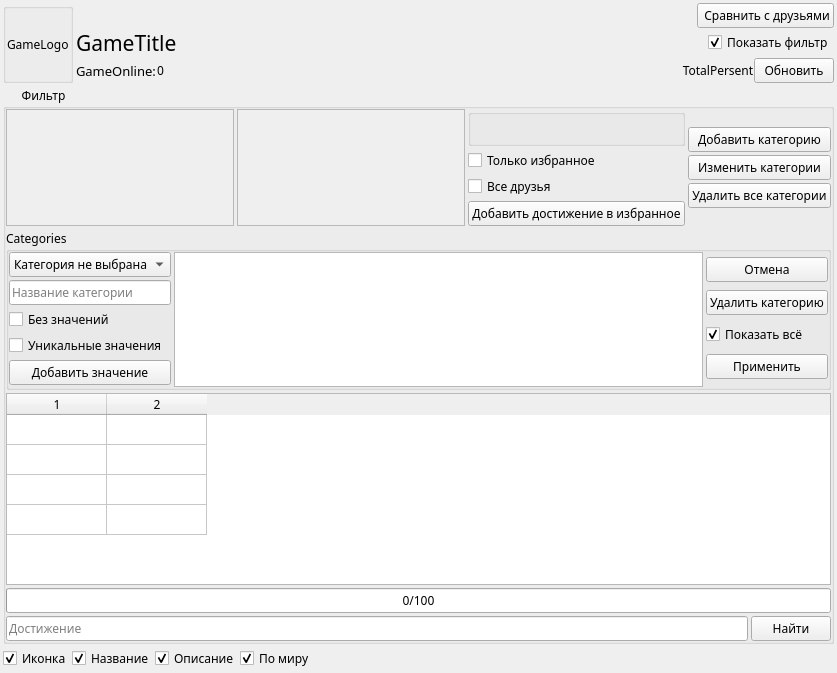
Before: the Qt Designer form AraSteamManager/subform/formachievements.ui in Arankir/AraSteamManager, drawn with Qt 5.
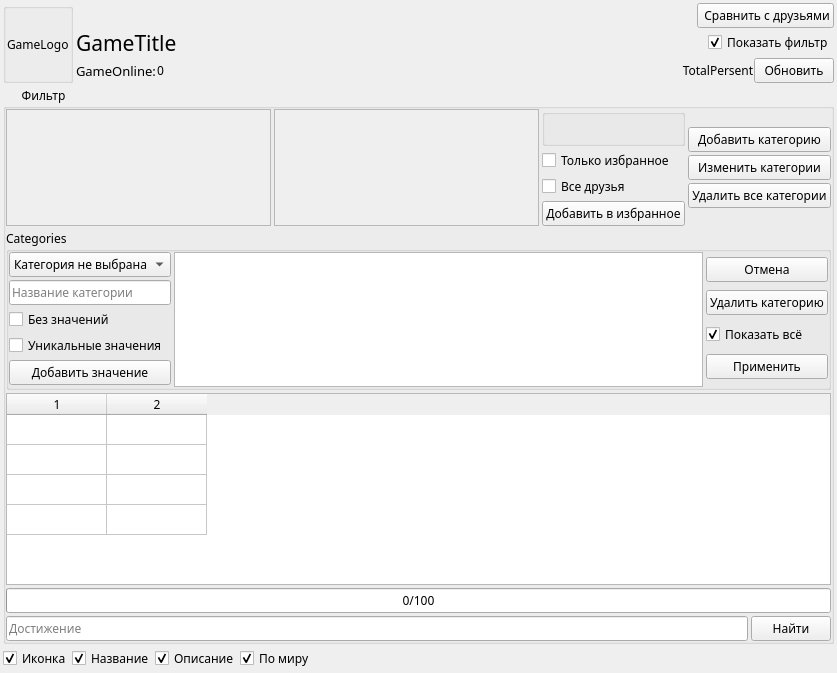
After: the same form once the commit is applied.

```diff
--- a/AraSteamManager/subform/formachievements.ui
+++ b/AraSteamManager/subform/formachievements.ui
@@ -281,7 +281,7 @@
             <rect>
              <x>0</x>
              <y>0</y>
-             <width>239</width>
+             <width>271</width>
              <height>109</height>
             </rect>
            </property>
@@ -308,7 +308,7 @@
             <rect>
              <x>0</x>
              <y>0</y>
-             <width>238</width>
+             <width>271</width>
              <height>109</height>
             </rect>
            </property>
@@ -344,7 +344,7 @@
             <item>
              <widget class="QPushButton" name="ButtonFavorite">
               <property name="text">
-               <string>Добавить достижение в избранное</string>
+               <string>Добавить в избранное</string>
               </property>
              </widget>
             </item>
```
Left out of the diff: 2 changed lines with no effect on the pictures.
